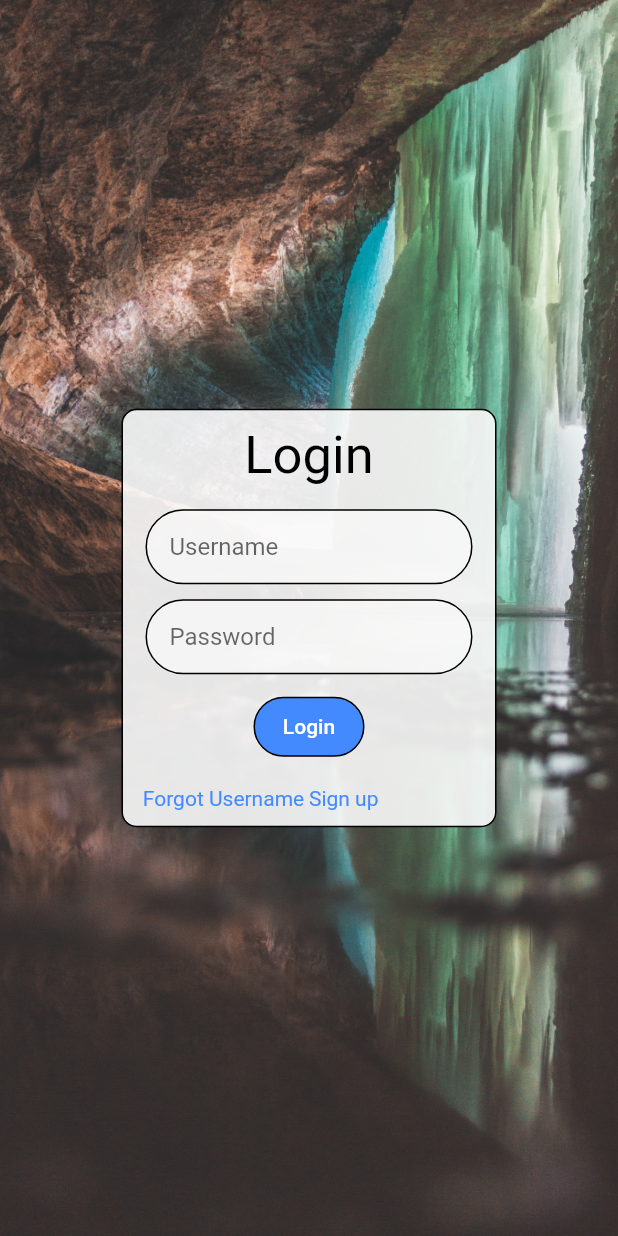
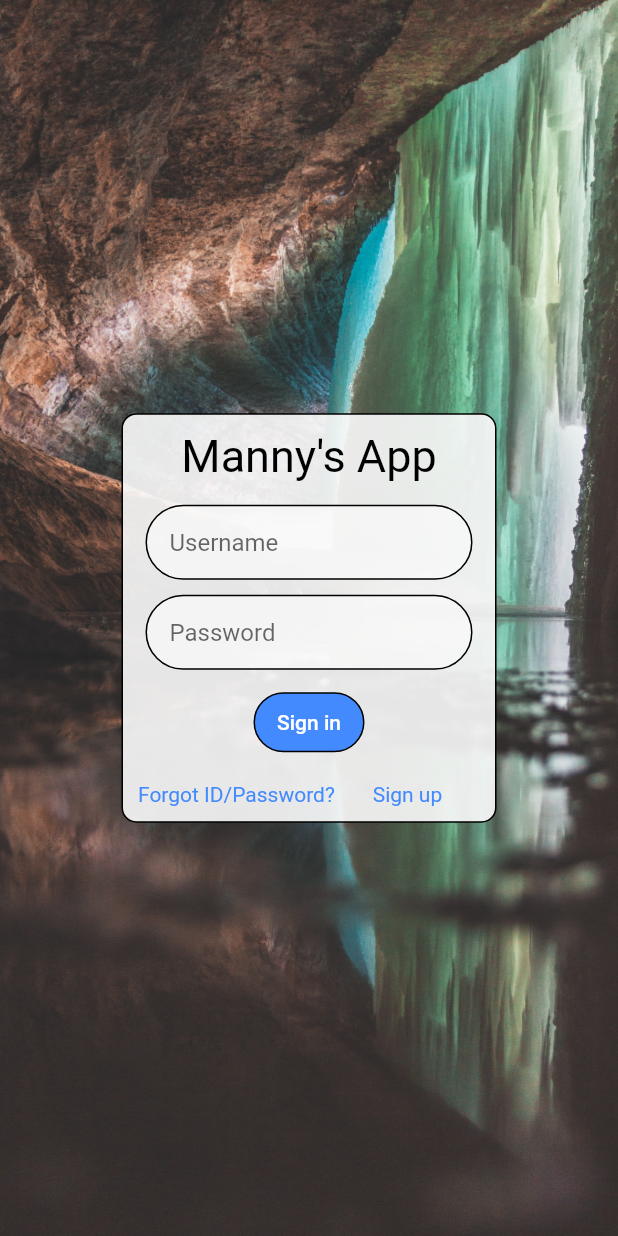
Before and after one commit to Emanuel-Ordonez/Book_Loaning_App, a Flutter app: the screen it shows after launch, on a phone screen of 412 x 824 dp. Run offline on Flutter 3.47's test engine with Material 2 defaults, Android fonts, the light colour scheme and no system bars.

Commit message:
login updates

```diff
--- a/lib/login/login.dart
+++ b/lib/login/login.dart
@@ -45,8 +45,7 @@ class _MyLoginPageState extends State<MyLoginPage> {
             child: loginContainer(),
           ),
         ],
-        )
-      ),
+      )),
     );
   }
 
@@ -83,13 +82,14 @@ class _MyLoginPageState extends State<MyLoginPage> {
   }
 
   Widget topLabel() {
+    var labelText = "Manny's App";
     return Padding(
       padding: const EdgeInsets.all(10.0),
       child: Text(
-        'Login',
+        labelText,
         style: TextStyle(
           color: Colors.black,
-          fontSize: 35,
+          fontSize: 30,
         ),
       ),
     );
@@ -155,7 +155,7 @@ class _MyLoginPageState extends State<MyLoginPage> {
           child: TextButton(
             onPressed: () => doSomthing(),
             child: Text(
-              'Login',
+              'Sign in',
               style: TextStyle(color: Colors.white),
             ),
           ),
@@ -167,18 +167,18 @@ class _MyLoginPageState extends State<MyLoginPage> {
       padding: const EdgeInsets.all(10.0),
       child: Center(
         child: Row(children: [
+          Center(
+            child: Text(
+              'Forgot ID/Password?',
+              style: TextStyle(color: Colors.blueAccent),
+            ),
+          ),
           Expanded(
             child: Center(
               child: Text(
-                'Forgot Username',
+                'Sign up',
                 style: TextStyle(color: Colors.blueAccent),
               ),
-            ),
-          ),
-          Expanded(
-            child: Text(
-              'Sign up',
-              style: TextStyle(color: Colors.blueAccent),
             ),
           ),
         ]),
```
Lines whose indentation alone changed are shown as unchanged.
